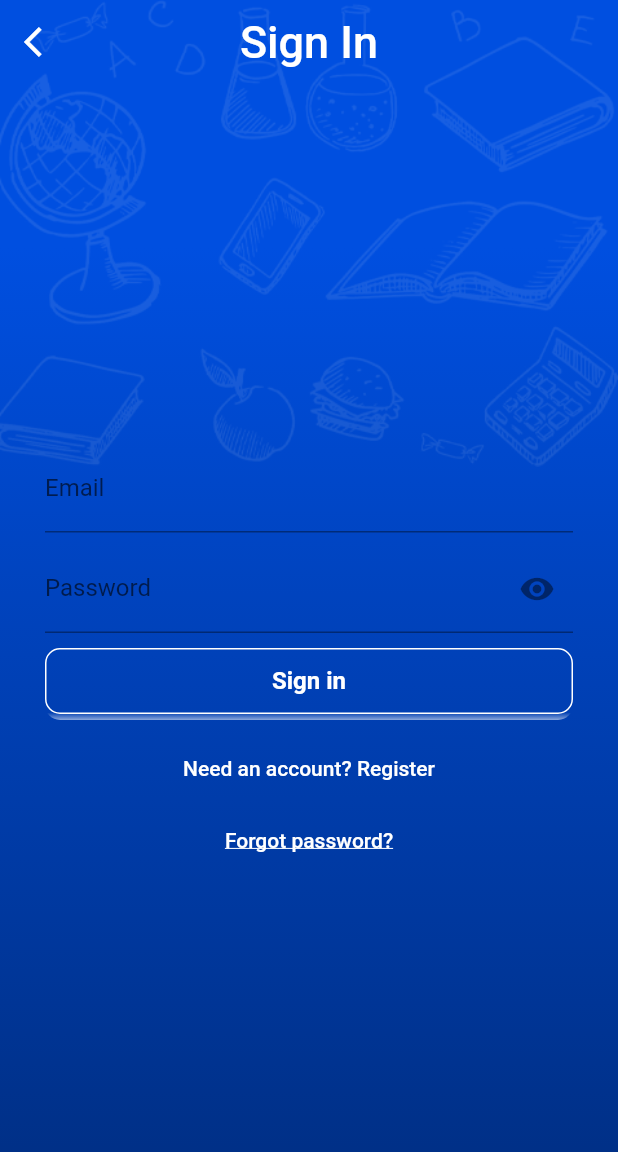
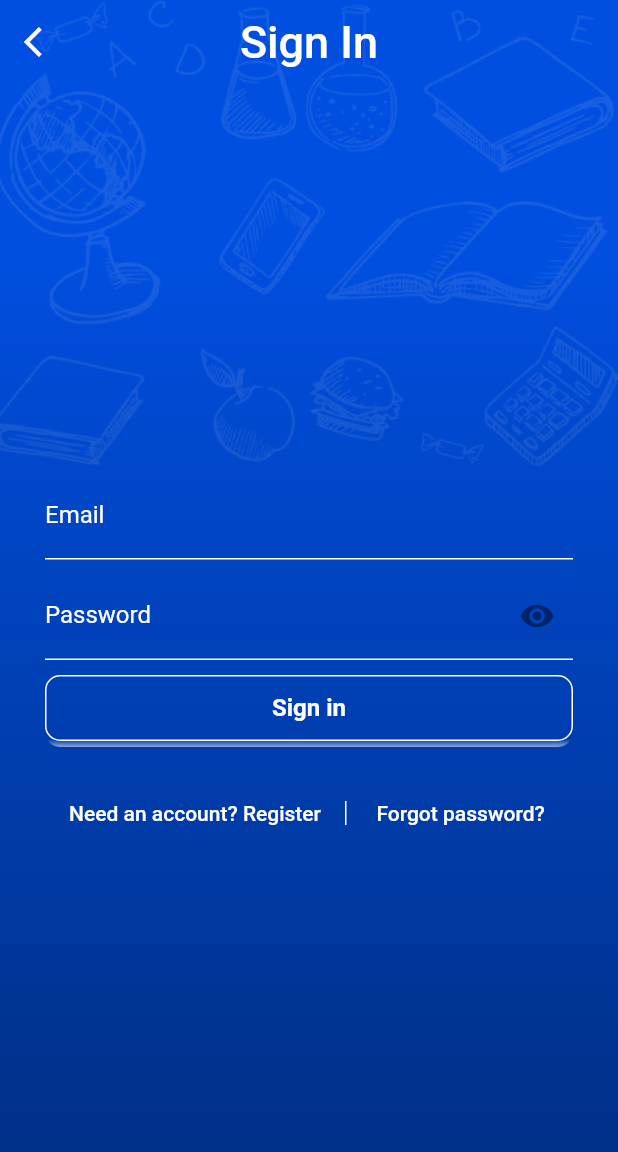
Before and after one commit to uribbas/learnink-base, a Flutter app: the EmailSignInPage screen opened directly, on a phone screen of 412 x 824 dp. Shown: the top 1152 px of the screen. Run offline on Flutter 3.47's test engine with Material 2 defaults, Android fonts, the phone set to English and light mode, and no system bars; our stand-ins replace firebase_auth, google_sign_in; accounts and stored records are empty; project files that could hold a hidden picture were left out.

Commit message:
Changes for forgot password and signin register button in row Added borderoutline color for email and password for email signup page

```diff
--- a/lib/src/login/custom_outline_button.dart
+++ b/lib/src/login/custom_outline_button.dart
@@ -54,6 +54,7 @@ class CustomOutlineButton extends StatelessWidget {
           children: <Widget>[
             OutlineButton(
               child: Container(
+                  padding: const EdgeInsets.all(5.0),
                   height: height - 6.0,
                   child: Center(child: child)
               ),
--- a/lib/src/login/email_sign_in_form_change_notifier.dart
+++ b/lib/src/login/email_sign_in_form_change_notifier.dart
@@ -1,3 +1,5 @@
+import 'dart:ui';
+
 import 'package:flutter/material.dart';
 import 'custom_outline_button.dart';
 import 'package:provider/provider.dart';
@@ -97,23 +99,46 @@ class _EmailSignInFormChangeNotifierState
         onPressed:_submit,
       ),
       SizedBox(
-        height: 8.0,
+        height: 20.0,
       ),
+
+      Row(
+        children: <Widget>[
           FlatButton(
             onPressed: !model.isLoading ? () => _toggleFormType() : null,
+//        color: Colors.redAccent,
             child: Text(model.secondaryButtonText,
                 style: TextStyle(
                   color: Colors.white,
                 )),
           ),
+          Container(
+            child: Text(''),
+            width: 5.0,
+              decoration:BoxDecoration(
+                color: Colors.transparent,
+                border: Border(
+                  left: BorderSide(
+                  color: Colors.white,
+                  width: 1.0,
+                  style: BorderStyle.solid
+                ),
+                ),
+              )
 
+          ),
           FlatButton(
             onPressed: () {},
+//        color: Colors.redAccent,
             child: Text('Forgot password?',
               style: TextStyle(
                 color: Colors.white,
-              decoration: TextDecoration.underline,
-            )),
+//                decoration: TextDecoration.underline,
+              ),
+//          textAlign: TextAlign.start,
+            ),
+          ),
+        ],
       ),
     ];
   }
@@ -125,9 +150,24 @@ class _EmailSignInFormChangeNotifierState
       controller: _passwordController,
       decoration: InputDecoration(
         labelText: 'Password',
+        labelStyle: TextStyle(
+          color: Colors.white,
+        ),
         errorText: model.showPasswordErrorText,
-        errorStyle:TextStyle(color:Colors.white54),
+        errorStyle:TextStyle(color:Colors.yellowAccent),
         enabled: model.isLoading == false,
+        disabledBorder:UnderlineInputBorder(
+          borderSide: BorderSide(color: Colors.white54, ) ,
+        ),
+        enabledBorder:UnderlineInputBorder(
+          borderSide: BorderSide(color: Colors.white, ) ,
+        ),
+        errorBorder:UnderlineInputBorder(
+          borderSide: BorderSide(color: Colors.yellowAccent, ) ,
+        ),
+        focusedErrorBorder: UnderlineInputBorder(
+          borderSide: BorderSide(color: Colors.yellowAccent, ) ,
+        ),
         suffixIcon: IconButton(
           icon: _toggleVisibility
               ? Icon(Icons.visibility)
@@ -152,10 +192,25 @@ class _EmailSignInFormChangeNotifierState
       controller: _emailController,
       decoration: InputDecoration(
         labelText: 'Email',
+        labelStyle: TextStyle(
+          color: Colors.white,
+        ),
         hintText: 'test@test.com ',
         errorText: model.showEmailErrorText,
-        errorStyle: TextStyle(color:Colors.white54),
+        errorStyle: TextStyle(color:Colors.yellowAccent),
         enabled: model.isLoading == false,
+        disabledBorder:UnderlineInputBorder(
+          borderSide: BorderSide(color: Colors.white54, ) ,
+        ),
+        enabledBorder:UnderlineInputBorder(
+          borderSide: BorderSide(color: Colors.white, ) ,
+        ),
+        errorBorder:UnderlineInputBorder(
+          borderSide: BorderSide(color: Colors.yellowAccent,) ,
+        ),
+        focusedErrorBorder: UnderlineInputBorder(
+          borderSide: BorderSide(color: Colors.yellowAccent,) ,
+        ),
       ),
       autocorrect: false,
       keyboardType: TextInputType.emailAddress,
```
Lines whose indentation alone changed are shown as unchanged.
